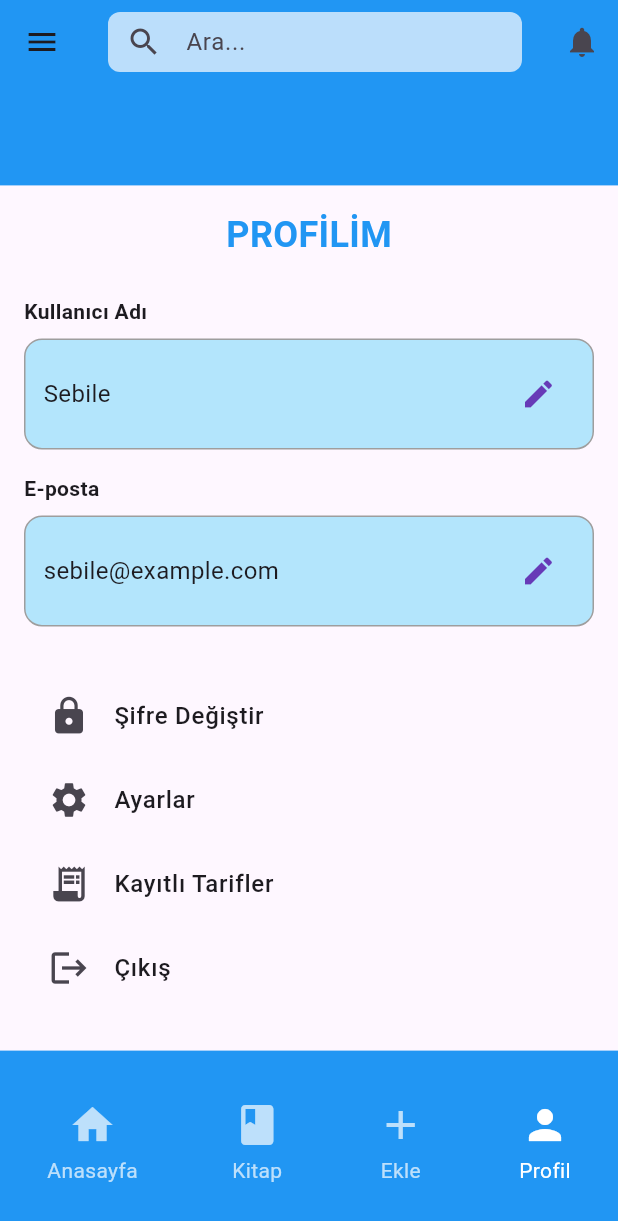
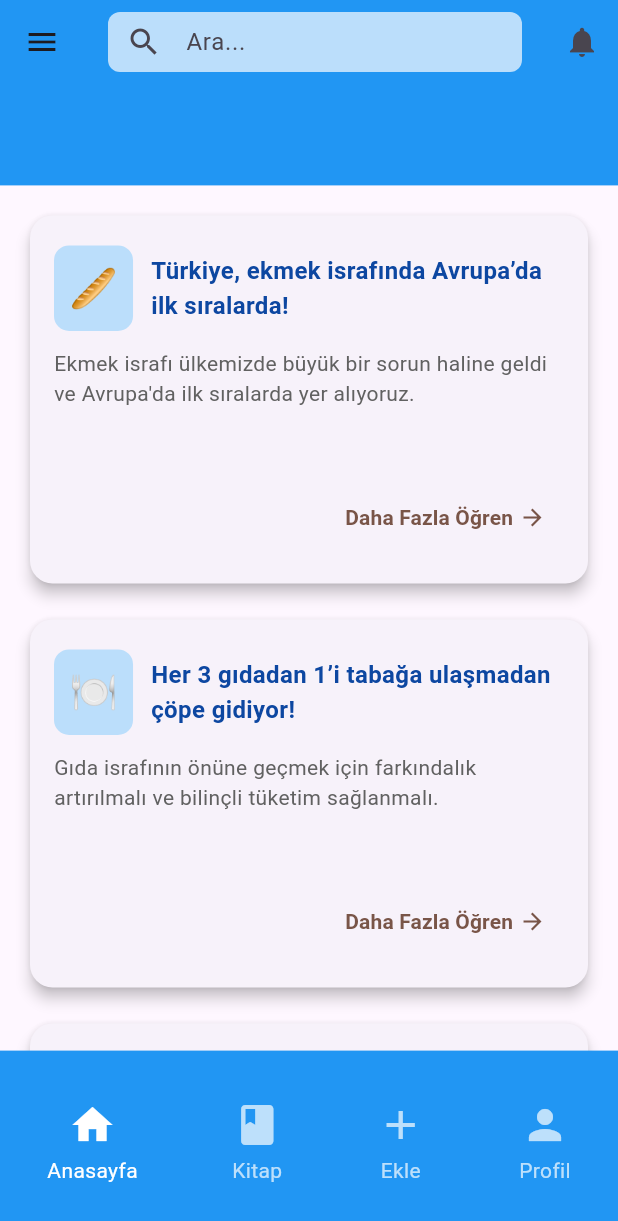
Before and after one commit to hamiyetipek/Muas, a Flutter app: the screen it shows after launch, on a phone screen of 412 x 824 dp. Shown: the top 1221 px of the screen. Run offline on Flutter 3.47's test engine with Material 3 defaults, Android fonts, the phone set to English and light mode, and no system bars.

Commit message:
israfsayfasideneme
Co-Authored-By: yagmurpala <106689350+yagmurpala@users.noreply.github.com>
Co-Authored-By: Nurefşan Aktı <120119080+nurakti@users.noreply.github.com>
Co-Authored-By: Hamiyet İpek <110100445+hamiyetipek@users.noreply.github.com>

```diff
--- a/benim_ilk_uygulamam/lib/main.dart
+++ b/benim_ilk_uygulamam/lib/main.dart
@@ -1,5 +1,6 @@
 import 'package:flutter/material.dart';
 import 'screens/Notification.dart'; // Dosya adındaki büyük harfe dikkat et!
+import 'screens/israfsayfasi.dart'; // Dosya adındaki büyük harfe dikkat et!
 import 'screens/ProfilSayfasi.dart'; // Dosya adındaki büyük harfe dikkat et!
 import "package:benim_ilk_uygulamam/screens/food_status_page.dart";
 
@@ -12,7 +13,7 @@ class MyApp extends StatelessWidget {
   Widget build(BuildContext context) {
     return MaterialApp(
       title: 'Flutter Demo',
-      home: ProfilSayfasi(), // Burada NotificationPage'i çağırıyoruz
+      home: IsrafBilgiSayfasi(), // Burada NotificationPage'i çağırıyoruz
       debugShowCheckedModeBanner: false,
 
     );
--- /dev/null
+++ b/benim_ilk_uygulamam/lib/screens/israfsayfasi.dart
@@ -0,0 +1,158 @@
+import 'package:flutter/material.dart';
+import '../layouts/ortak.dart';
+
+class IsrafBilgiSayfasi extends StatelessWidget {
+  IsrafBilgiSayfasi({super.key});
+
+  final List<Map<String, String>> haberler = [
+    {
+      "baslik": "Türkiye, ekmek israfında Avrupa’da ilk sıralarda!",
+      "ozet": "Ekmek israfı ülkemizde büyük bir sorun haline geldi ve Avrupa'da ilk sıralarda yer alıyoruz.",
+      "image": "🥖",
+    },
+    {
+      "baslik": "Her 3 gıdadan 1’i tabağa ulaşmadan çöpe gidiyor!",
+      "ozet": "Gıda israfının önüne geçmek için farkındalık artırılmalı ve bilinçli tüketim sağlanmalı.",
+      "image": "🍽️",
+    },
+    {
+      "baslik": "Evlerde en çok sebze ve meyve israf ediliyor!",
+      "ozet": "Sebze ve meyve israfı, evlerde yapılan gıda israfının önemli bir kısmını oluşturuyor.",
+      "image": "🍎",
+    },
+    {
+      "baslik": "Akıllı uygulamalar israfı %30 azaltabiliyor!",
+      "ozet": "Teknoloji sayesinde israfı azaltan akıllı uygulamalar yaygınlaşıyor.",
+      "image": "📱",
+    },
+    {
+      "baslik": "Son kullanma tarihi = Çöpe atma tarihi değil!",
+      "ozet": "Son kullanma tarihleri doğru yorumlanarak gıda israfı önlenebilir.",
+      "image": "📅",
+    },
+    {
+      "baslik": "Her gün çöpe giden ekmek 1.5 milyar TL",
+      "ozet": "Ekonomiye büyük zarar veren ekmek israfının önüne geçilmeli.",
+      "image": "💸",
+    },
+  ];
+
+  @override
+  Widget build(BuildContext context) {
+    return OrtakLayout(
+      selectedIndex: 0,
+      child: SingleChildScrollView(
+        padding: EdgeInsets.all(16),
+        child: LayoutBuilder(
+          builder: (context, constraints) {
+            int crossAxisCount = 1;
+            double width = constraints.maxWidth;
+            if (width > 1000) crossAxisCount = 3;
+            else if (width > 600) crossAxisCount = 2;
+
+            return ScrollConfiguration(
+              behavior: ScrollConfiguration.of(context)
+                  .copyWith(scrollbars: false), // Scrollbar gizle
+              child: GridView.builder(
+                shrinkWrap: true,
+                physics: NeverScrollableScrollPhysics(), // kendi scroll kapalı
+                itemCount: haberler.length,
+                gridDelegate: SliverGridDelegateWithFixedCrossAxisCount(
+                  crossAxisCount: crossAxisCount,
+                  crossAxisSpacing: 16,
+                  mainAxisSpacing: 16,
+                  childAspectRatio: 3 / 2,
+                ),
+                itemBuilder: (context, index) {
+                  final haber = haberler[index];
+                  return Card(
+                    elevation: 4,
+                    shape: RoundedRectangleBorder(
+                      borderRadius: BorderRadius.circular(15),
+                    ),
+                    child: Padding(
+                      padding:
+                          const EdgeInsets.symmetric(horizontal: 16, vertical: 20),
+                      child: Column(
+                        crossAxisAlignment: CrossAxisAlignment.start,
+                        children: [
+                          Row(
+                            children: [
+                              Container(
+                                decoration: BoxDecoration(
+                                  color: Colors.blue.shade100,
+                                  borderRadius: BorderRadius.circular(10),
+                                ),
+                                padding: EdgeInsets.all(10),
+                                child: Text(
+                                  haber["image"] ?? "📰",
+                                  style: TextStyle(fontSize: 26),
+                                ),
+                              ),
+                              SizedBox(width: 12),
+                              Expanded(
+                                child: Text(
+                                  haber["baslik"] ?? "",
+                                  style: TextStyle(
+                                    fontSize: 16,
+                                    fontWeight: FontWeight.bold,
+                                    color: Colors.blue.shade900,
+                                  ),
+                                ),
+                              ),
+                            ],
+                          ),
+                          SizedBox(height: 12),
+                          Expanded(
+                            child: Text(
+                              haber["ozet"] ?? "",
+                              style: TextStyle(
+                                fontSize: 14,
+                                color: Colors.grey.shade700,
+                              ),
+                            ),
+                          ),
+                          Align(
+                            alignment: Alignment.bottomRight,
+                            child: TextButton(
+                              onPressed: () {
+                                ScaffoldMessenger.of(context).showSnackBar(
+                                  SnackBar(
+                                    content: Text(
+                                        "'${haber["baslik"]}' için detay sayfası hazırlanıyor."),
+                                  ),
+                                );
+                              },
+                              child: Row(
+                                mainAxisSize: MainAxisSize.min,
+                                children: [
+                                  Text(
+                                    "Daha Fazla Öğren",
+                                    style: TextStyle(
+                                      color: Colors.brown,
+                                      fontWeight: FontWeight.w600,
+                                    ),
+                                  ),
+                                  SizedBox(width: 4),
+                                  Icon(
+                                    Icons.arrow_forward,
+                                    color: Colors.brown,
+                                    size: 18,
+                                  ),
+                                ],
+                              ),
+                            ),
+                          ),
+                        ],
+                      ),
+                    ),
+                  );
+                },
+              ),
+            );
+          },
+        ),
+      ),
+    );
+  }
+}
--- a/benim_ilk_uygulamam/pubspec.yaml
+++ b/benim_ilk_uygulamam/pubspec.yaml
@@ -30,6 +30,8 @@ environment:
 dependencies:
   flutter:
     sdk: flutter
+  carousel_slider: ^5.1.1
+
 
 
   # The following adds the Cupertino Icons font to your application.
```
Also changed, not shown: benim_ilk_uygulamam/pubspec.lock.
